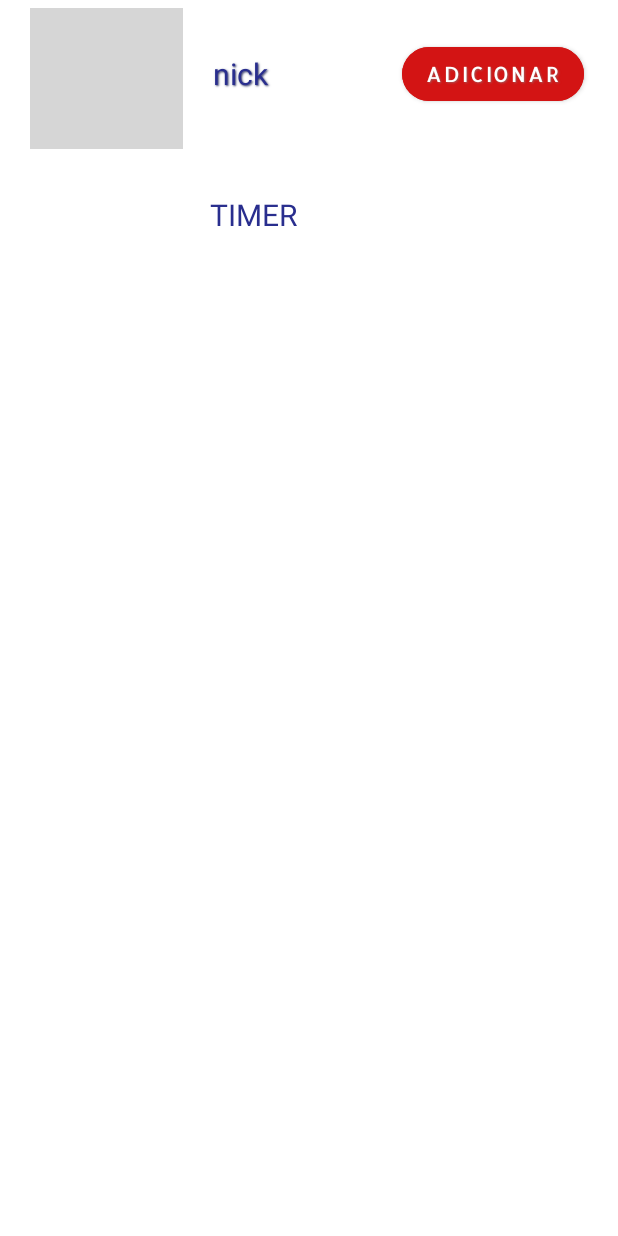
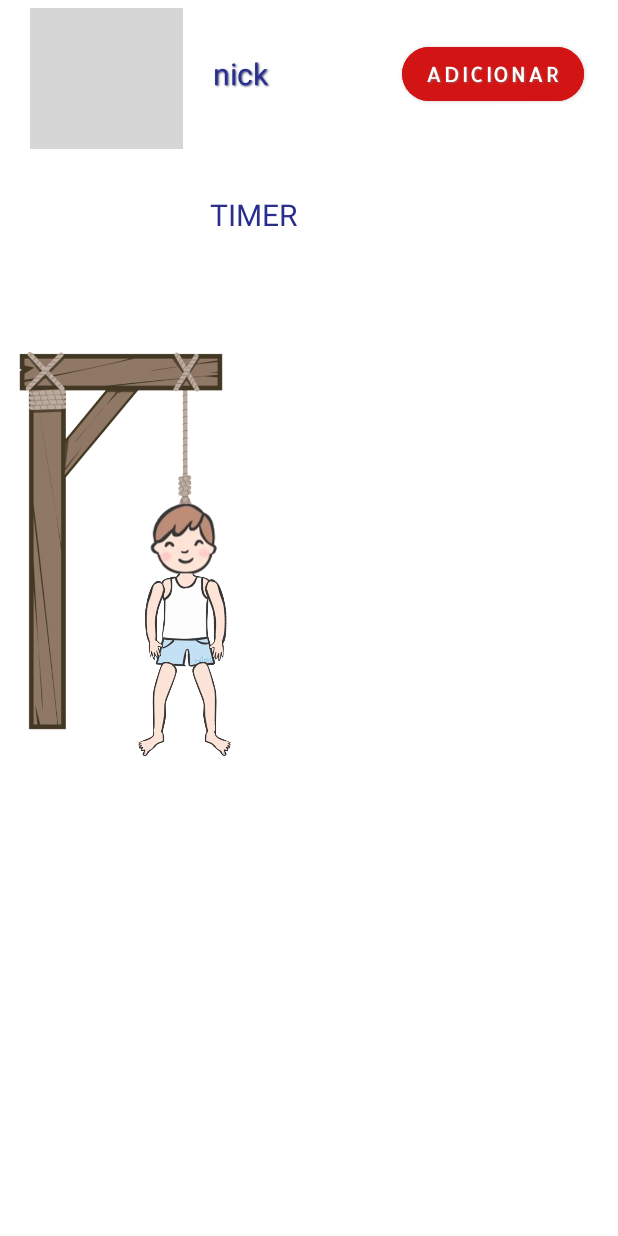
Before and after one commit to NicolyCarvalh/JogoDaForca, an Android app: the layout activity_tela_jogo.xml on its own in the app's theme, with its tools: preview values and no code run, on a phone screen of 412 x 824 dp. Run offline under Robolectric (Android 15) with nearby library versions, the phone set to English and light mode, and no system bars; Roboto replaces fonts that are not available here; grey boxes are pictures that could not be loaded.

Commit message:
Adicionando forca

```diff
--- a/app/src/main/res/layout/activity_tela_jogo.xml
+++ b/app/src/main/res/layout/activity_tela_jogo.xml
@@ -83,6 +83,63 @@
 
     <TableRow
         android:layout_width="match_parent"
-        android:layout_height="match_parent" />
+        android:layout_height="wrap_content">
+
+        <ImageView
+            android:id="@+id/imageView2"
+            android:layout_width="141dp"
+            android:layout_height="407dp"
+            android:layout_marginLeft="10dp"
+            app:srcCompat="@drawable/forca" />
+
+        <ImageView
+            android:id="@+id/imageView3"
+            android:layout_width="77dp"
+            android:layout_height="51dp"
+            android:layout_marginLeft="-67dp"
+            android:layout_marginTop="178dp"
+            app:srcCompat="@drawable/cabeca" />
+
+        <ImageView
+            android:id="@+id/imageView4"
+            android:layout_width="99dp"
+            android:layout_height="115dp"
+            android:layout_marginLeft="-86.5dp"
+            android:layout_marginTop="208dp"
+            app:srcCompat="@drawable/corpo2" />
+
+        <ImageView
+            android:id="@+id/imageView5"
+            android:layout_width="109dp"
+            android:layout_height="110dp"
+            android:layout_marginLeft="-83dp"
+            android:layout_marginTop="200dp"
+            app:srcCompat="@drawable/bracod" />
+
+        <ImageView
+            android:id="@+id/imageView10"
+            android:layout_width="96dp"
+            android:layout_height="95dp"
+            android:layout_marginLeft="-142dp"
+            android:layout_marginTop="205.5dp"
+            app:srcCompat="@drawable/bracoee" />
+
+        <ImageView
+            android:id="@+id/imageView7"
+            android:layout_width="75dp"
+            android:layout_height="99dp"
+            android:layout_marginLeft="-54dp"
+            android:layout_marginTop="273.5dp"
+            app:srcCompat="@drawable/ped1" />
+
+        <ImageView
+            android:id="@+id/imageView8"
+            android:layout_width="75dp"
+            android:layout_height="99dp"
+            android:layout_marginLeft="-105dp"
+            android:layout_marginTop="273.5dp"
+            app:srcCompat="@drawable/pee1" />
+
+    </TableRow>
 
 </LinearLayout>
```
Also changed, not shown: app/src/main/res/drawable/bracod.png (added), app/src/main/res/drawable/bracoee.png (added), app/src/main/res/drawable/cabeca.png (added), app/src/main/res/drawable/corpo2.png (added), app/src/main/res/drawable/forca.png (added), app/src/main/res/drawable/ped1.png (added), app/src/main/res/drawable/pee1.png (added), 1 other file.
